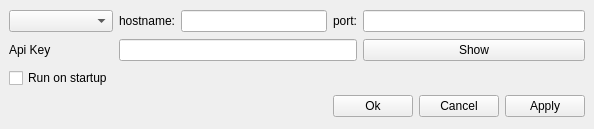
The window that ClientDownloadGuard/SettingsWindow.ui (Luminatione/ClientDownloadGuard) describes before a commit, drawn with Qt 5.
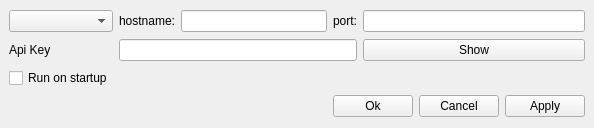
The same window after the commit.

Commit message: disabled changing windows size

```diff
--- a/ClientDownloadGuard/SettingsWindow.ui
+++ b/ClientDownloadGuard/SettingsWindow.ui
@@ -7,9 +7,21 @@
     <x>0</x>
     <y>0</y>
     <width>594</width>
-    <height>129</height>
+    <height>128</height>
    </rect>
   </property>
+  <property name="minimumSize">
+   <size>
+    <width>594</width>
+    <height>128</height>
+   </size>
+  </property>
+  <property name="maximumSize">
+   <size>
+    <width>594</width>
+    <height>128</height>
+   </size>
+  </property>
   <property name="windowTitle">
    <string>Settings</string>
   </property>
```
The commit also changes 6 other files.
